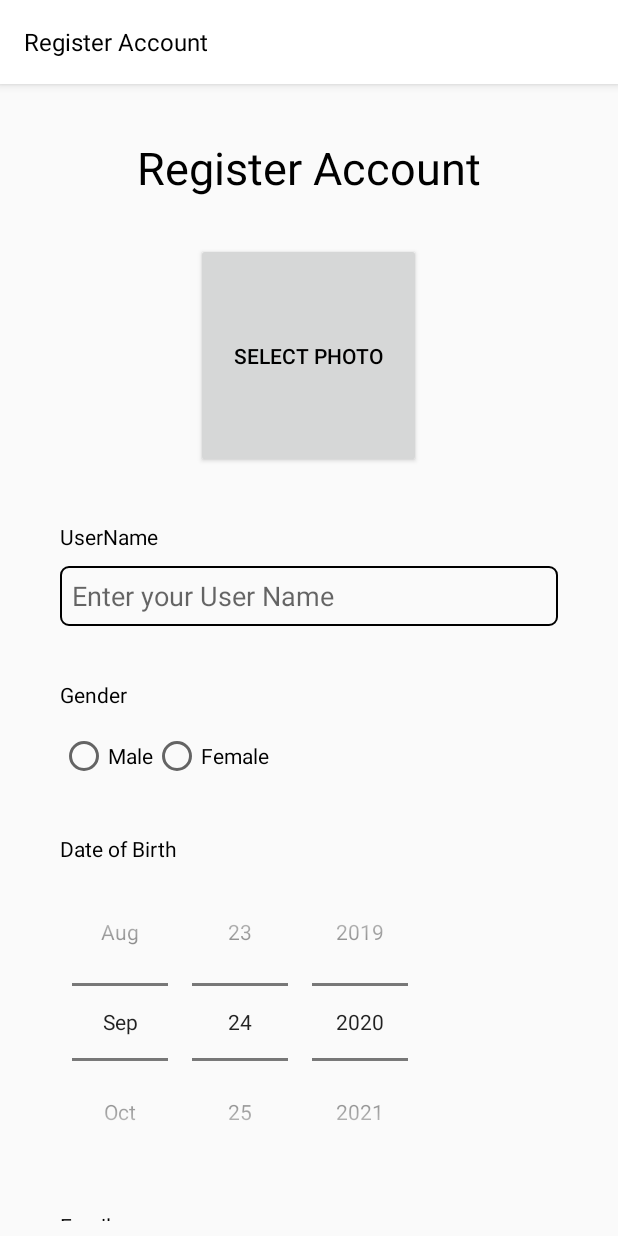
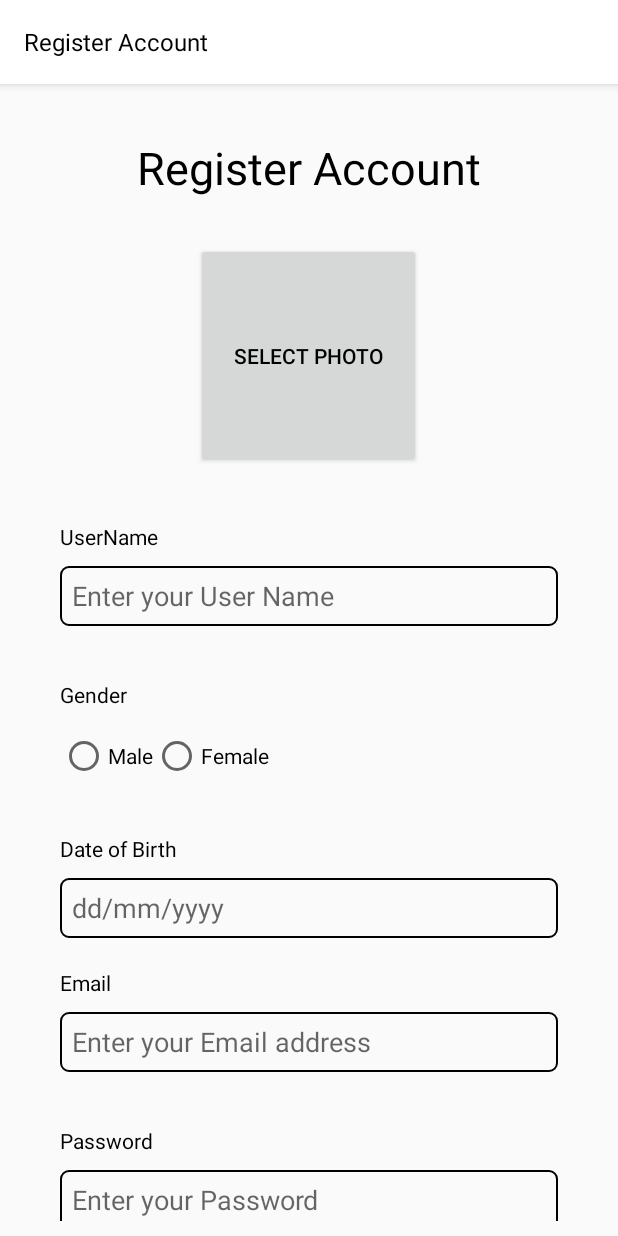
Before and after one commit to mmengw/GTRRApp, an Android app: the RegisterActivity screen opened directly, with no data from a screen before it, on a phone screen of 412 x 824 dp. Run offline under Robolectric (Android 15) with nearby library versions, the light colour scheme and no system bars; our stand-ins replace Firebase (no records; nobody signed in at launch, a user with empty details on screens opened directly).

Commit message:
changed register date
-change datepicker to edittext

```diff
--- a/app/src/main/java/com/example/gtrrapp/RegisterActivity.kt
+++ b/app/src/main/java/com/example/gtrrapp/RegisterActivity.kt
@@ -8,6 +8,7 @@ import android.os.Bundle
 import android.provider.MediaStore
 import android.text.Html
 import android.util.Log
+import android.widget.DatePicker
 import android.widget.Toast
 import androidx.appcompat.app.AppCompatActivity
 import com.google.firebase.auth.FirebaseAuth
@@ -23,6 +24,8 @@ class RegisterActivity : AppCompatActivity() {
     override fun onCreate(savedInstanceState: Bundle?) {
         super.onCreate(savedInstanceState)
         setContentView(R.layout.activity_register)
+
+        //val datePicker = findViewById<DatePicker>(R.id.register_DOB)
 
         //ACTION FOR THE SELECT PHOTO BUTTON
         register_photobtn.setOnClickListener {
@@ -100,7 +103,7 @@ class RegisterActivity : AppCompatActivity() {
     private fun saveUserToFriebaseDatabase(profileImageUrl: String){
         val uid = FirebaseAuth.getInstance().uid ?: ""
         val ref = FirebaseDatabase.getInstance().getReference("/users/$uid")
-        val user=User(uid, register_userName.text.toString(), profileImageUrl)
+        val user=User(uid, register_userName.text.toString(), profileImageUrl,register_DOB.text.toString())
         ref.setValue(user)
             .addOnSuccessListener {
                 Log.d("RegisterActivity", "Saved user Data to Firebase")
@@ -137,4 +140,4 @@ class RegisterActivity : AppCompatActivity() {
 }
 
 //CREATING A USER CLASS TO IDENTIFY WHAT TO STORE IN THE DATABASE
-class User(val uid:String, val username:String, val profileImageUrl: String)
+class User(val uid:String, val username:String, val profileImageUrl: String, val DOB:String)
--- a/app/src/main/res/layout/activity_register.xml
+++ b/app/src/main/res/layout/activity_register.xml
@@ -95,14 +95,19 @@
             android:layout_marginTop="36dp"
             android:text="Date of Birth" />
 
-        <DatePicker
+        <EditText
             android:id="@+id/register_DOB"
-            android:layout_width="wrap_content"
-            android:layout_height="wrap_content"
-            android:datePickerMode="spinner"
+            android:layout_width="match_parent"
+            android:layout_height="40dp"
             android:layout_below="@+id/DOBTV"
+            android:layout_centerHorizontal="true"
             android:layout_marginHorizontal="30dp"
-            android:calendarViewShown="false"/>
+            android:layout_marginTop="10dp"
+            android:padding="8dp"
+            android:ems="10"
+            android:hint="dd/mm/yyyy"
+            android:inputType="date"
+            android:background="@drawable/rounded_corner_textbox"/>
 
         <TextView
             android:id="@+id/Email"
```
